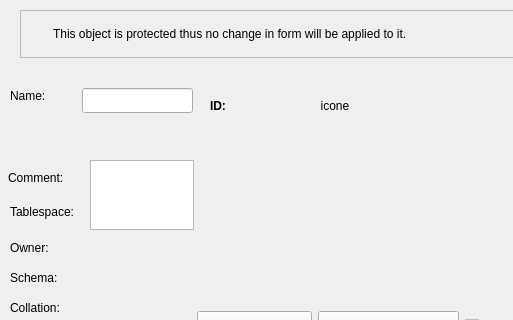
Before: the Qt Designer form libpgmodeler_ui/ui/baseobjectwidget.ui in pgmodeler/pgmodeler, drawn with Qt 5; both pictures show x 0 to 513 and y 0 to 320 of the 634 by 588 pixel window.
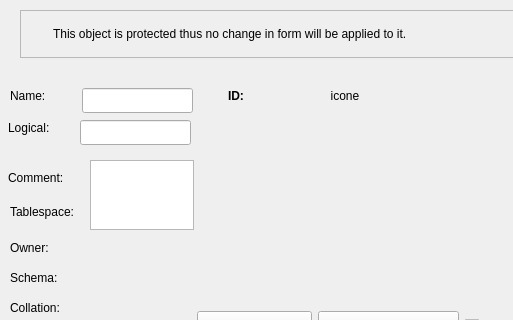
After: the same form once the commit is applied. Icons and pictures are not drawn.

Commit message: Start to adding support to logical view (representation) of the model where graphical objects can have a more friendly name for a compact view as well for those who don't need to see details about tables (clients of the business, for instance)

```diff
--- a/libpgmodeler_ui/ui/baseobjectwidget.ui
+++ b/libpgmodeler_ui/ui/baseobjectwidget.ui
@@ -397,9 +397,9 @@
   <widget class="QWidget" name="id_ico_wgt" native="true">
    <property name="geometry">
     <rect>
-     <x>210</x>
-     <y>90</y>
-     <width>141</width>
+     <x>200</x>
+     <y>80</y>
+     <width>161</width>
      <height>31</height>
     </rect>
    </property>
@@ -419,6 +419,28 @@
     <property name="bottomMargin">
      <number>0</number>
     </property>
+    <item>
+     <widget class="QWidget" name="name_hint" native="true">
+      <property name="sizePolicy">
+       <sizepolicy hsizetype="Fixed" vsizetype="Fixed">
+        <horstretch>0</horstretch>
+        <verstretch>0</verstretch>
+       </sizepolicy>
+      </property>
+      <property name="minimumSize">
+       <size>
+        <width>22</width>
+        <height>22</height>
+       </size>
+      </property>
+      <property name="maximumSize">
+       <size>
+        <width>22</width>
+        <height>22</height>
+       </size>
+      </property>
+     </widget>
+    </item>
     <item>
      <widget class="QLabel" name="obj_id_lbl">
       <property name="sizePolicy">
@@ -505,6 +527,130 @@
     <bool>true</bool>
    </property>
   </widget>
+  <widget class="QLineEdit" name="logical_name_edt">
+   <property name="geometry">
+    <rect>
+     <x>80</x>
+     <y>120</y>
+     <width>111</width>
+     <height>25</height>
+    </rect>
+   </property>
+   <property name="sizePolicy">
+    <sizepolicy hsizetype="Expanding" vsizetype="Fixed">
+     <horstretch>0</horstretch>
+     <verstretch>0</verstretch>
+    </sizepolicy>
+   </property>
+   <property name="minimumSize">
+    <size>
+     <width>0</width>
+     <height>0</height>
+    </size>
+   </property>
+   <property name="maximumSize">
+    <size>
+     <width>16777215</width>
+     <height>16777215</height>
+    </size>
+   </property>
+   <property name="statusTip">
+    <string>This is a user/client friendly name for the object. When displaying the model in logical view this is the name shown for the object instead of its real name. If this field is empty the real name will be displayed.</string>
+   </property>
+   <property name="text">
+    <string/>
+   </property>
+  </widget>
+  <widget class="QLabel" name="logical_name_lbl">
+   <property name="geometry">
+    <rect>
+     <x>8</x>
+     <y>120</y>
+     <width>81</width>
+     <height>16</height>
+    </rect>
+   </property>
+   <property name="sizePolicy">
+    <sizepolicy hsizetype="Fixed" vsizetype="Preferred">
+     <horstretch>0</horstretch>
+     <verstretch>0</verstretch>
+    </sizepolicy>
+   </property>
+   <property name="maximumSize">
+    <size>
+     <width>16777215</width>
+     <height>16777215</height>
+    </size>
+   </property>
+   <property name="text">
+    <string>Logical:</string>
+   </property>
+  </widget>
+  <widget class="QWidget" name="logical_name_hint_wgt" native="true">
+   <property name="geometry">
+    <rect>
+     <x>200</x>
+     <y>120</y>
+     <width>94</width>
+     <height>31</height>
+    </rect>
+   </property>
+   <layout class="QHBoxLayout" name="horizontalLayout_2">
+    <property name="spacing">
+     <number>6</number>
+    </property>
+    <property name="leftMargin">
+     <number>0</number>
+    </property>
+    <property name="topMargin">
+     <number>0</number>
+    </property>
+    <property name="rightMargin">
+     <number>0</number>
+    </property>
+    <property name="bottomMargin">
+     <number>0</number>
+    </property>
+    <item>
+     <widget class="QWidget" name="logical_name_hint" native="true">
+      <property name="sizePolicy">
+       <sizepolicy hsizetype="Fixed" vsizetype="Fixed">
+        <horstretch>0</horstretch>
+        <verstretch>0</verstretch>
+       </sizepolicy>
+      </property>
+      <property name="minimumSize">
+       <size>
+        <width>22</width>
+        <height>22</height>
+       </size>
+      </property>
+      <property name="maximumSize">
+       <size>
+        <width>22</width>
+        <height>22</height>
+       </size>
+      </property>
+     </widget>
+    </item>
+    <item>
+     <spacer name="horizontalSpacer">
+      <property name="orientation">
+       <enum>Qt::Horizontal</enum>
+      </property>
+      <property name="sizeType">
+       <enum>QSizePolicy::Expanding</enum>
+      </property>
+      <property name="sizeHint" stdset="0">
+       <size>
+        <width>63</width>
+        <height>20</height>
+       </size>
+      </property>
+     </spacer>
+    </item>
+   </layout>
+  </widget>
  </widget>
  <tabstops>
   <tabstop>name_edt</tabstop>
```
Left out of the diff: 3 changed lines with no effect on the pictures. The commit also changes 46 other files.
